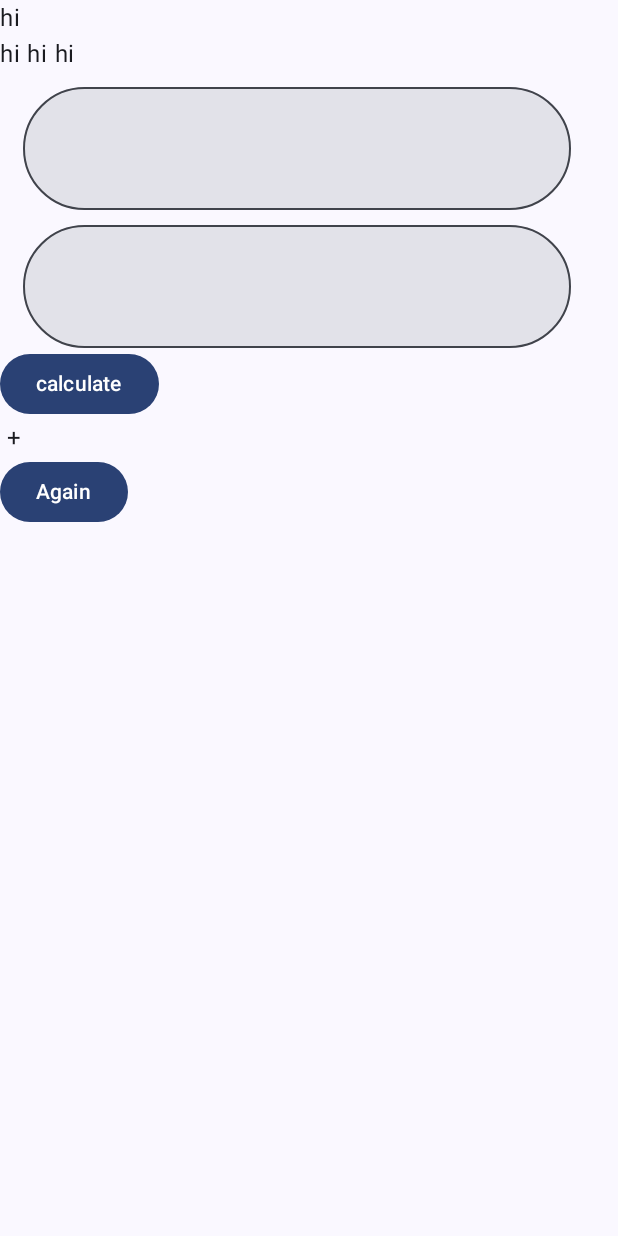
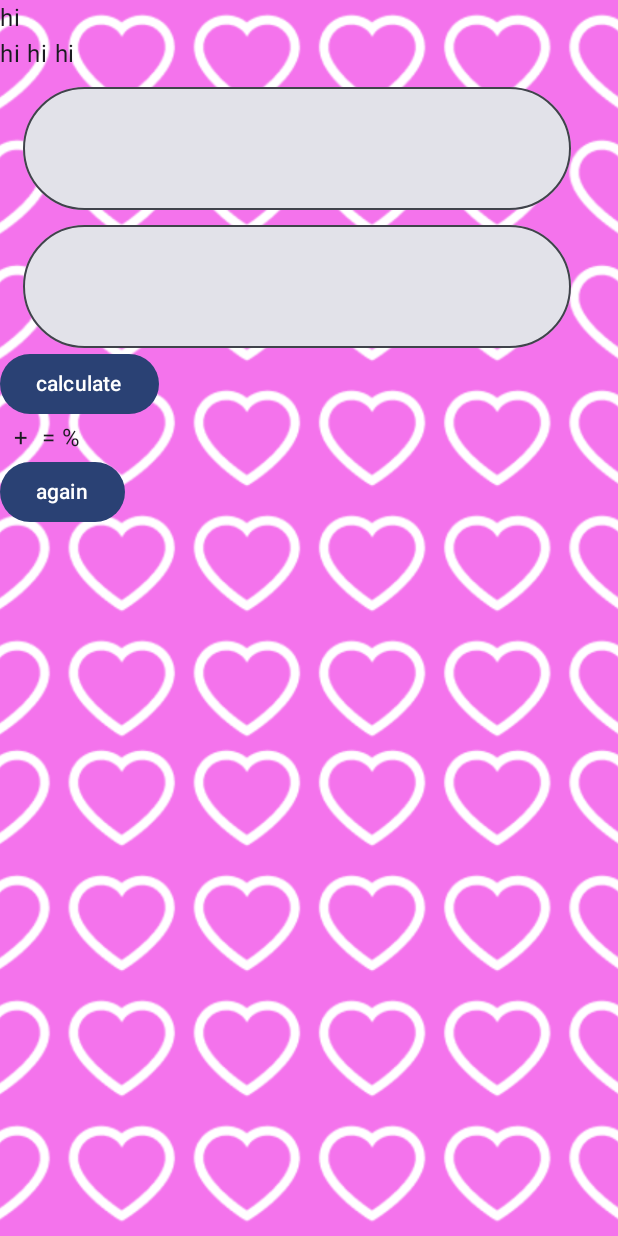
Before and after one commit to raewda/love_compatibility, an Android app built with Jetpack Compose: the screen it shows after launch (MainActivity), on a phone screen of 412 x 824 dp. Run offline under Robolectric (Android 15) with nearby library versions, the phone set to English and light mode, and no system bars.

Commit message:
background image

```diff
--- a/app/src/main/java/com/example/love_compatibility/MainActivity.kt
+++ b/app/src/main/java/com/example/love_compatibility/MainActivity.kt
@@ -4,6 +4,9 @@ import android.os.Bundle
 import androidx.activity.ComponentActivity
 import androidx.activity.compose.setContent
 import androidx.activity.enableEdgeToEdge
+import androidx.compose.foundation.Image
+import androidx.compose.foundation.background
+import androidx.compose.foundation.layout.Box
 import androidx.compose.foundation.layout.Column
 import androidx.compose.foundation.layout.fillMaxSize
 import androidx.compose.foundation.layout.padding
@@ -17,11 +20,16 @@ import androidx.compose.runtime.mutableStateOf
 import androidx.compose.runtime.remember
 import androidx.compose.ui.Modifier
 import androidx.compose.ui.graphics.Color
+import androidx.compose.ui.layout.ContentScale
+import androidx.compose.ui.res.colorResource
+import androidx.compose.ui.res.painterResource
 import androidx.compose.ui.text.TextStyle
 import androidx.compose.ui.unit.dp
 import androidx.compose.ui.unit.sp
 import com.example.love_compatibility.ui.theme.Love_compatibilityTheme
+import com.example.love_compatibility.ui.theme.lighteggplant
 import com.example.love_compatibility.ui.theme.marckscript
+import kotlin.random.Random
 
 class MainActivity : ComponentActivity() {
     override fun onCreate(savedInstanceState: Bundle?) {
@@ -32,9 +40,17 @@ class MainActivity : ComponentActivity() {
             val calculate = remember { mutableStateOf(false) }
             val she = remember { mutableStateOf(" ") }
             val he = remember { mutableStateOf(" ") }
+            val rezult = remember { mutableStateOf("") }
 
             Love_compatibilityTheme {
-                Scaffold(modifier = Modifier.fillMaxSize()) { innerPadding ->
+                Scaffold(
+                    modifier = Modifier
+                        .fillMaxSize()) { innerPadding ->
+                    Box{
+                        Image(painter = painterResource(R.drawable.back_hearts), contentDescription = "background",
+                            modifier = Modifier
+                                .fillMaxSize(),
+                            contentScale = ContentScale.Crop)
                         Column(
                             modifier = Modifier
                                 .padding(innerPadding)
@@ -51,7 +67,7 @@ class MainActivity : ComponentActivity() {
                                 },
                                 modifier = Modifier
                                     .padding(top = 10.dp, start = 15.dp, end = 20.dp),
-                            colors = TextFieldDefaults.colors(cursorColor = Color.Magenta),
+                                colors = TextFieldDefaults.colors(cursorColor = lighteggplant),
                                 enabled = true,
                                 readOnly = false,
                                 placeholder = { Text("her name",
@@ -76,7 +92,7 @@ class MainActivity : ComponentActivity() {
                                 },
                                 modifier = Modifier
                                     .padding(top = 10.dp, start = 15.dp, end = 20.dp),
-                            colors = TextFieldDefaults.colors(cursorColor = Color.Magenta),
+                                colors = TextFieldDefaults.colors(cursorColor = lighteggplant),
                                 enabled = true,
                                 readOnly = false,
                                 placeholder = { Text("his name",
@@ -97,13 +113,14 @@ class MainActivity : ComponentActivity() {
                             Button(
                                 onClick = {
                                     calculate.value = true
+                                    rezult.value = Random.nextInt(0,100).toString()
                                 },
                                 modifier = Modifier
                             ) {
                                 Text(text = "calculate")
                             } //calculate
 
-                        Text(text = she.value + "+" + he.value)
+                            Text(text = she.value + " +" + he.value + " = " + rezult.value + "%")
 
                             //again
                             Button(
@@ -111,13 +128,16 @@ class MainActivity : ComponentActivity() {
                                     calculate.value = false
                                     she.value = " "
                                     he.value = " "
+                                    rezult.value = ""
                                 }
                             ) {
-                            Text(text = "Again")
+                                Text(text = "again")
                             } //again
+                        }
+                    }
+
                 }
             }
         }
     }
 }
-}
--- a/app/src/main/java/com/example/love_compatibility/ui/theme/Color.kt
+++ b/app/src/main/java/com/example/love_compatibility/ui/theme/Color.kt
@@ -9,3 +9,6 @@ val Pink80 = Color(0xFFEFB8C8)
 val Purple40 = Color(0xFF6650a4)
 val PurpleGrey40 = Color(0xFF625b71)
 val Pink40 = Color(0xFF7D5260)
+
+val purplypink = Color(0xFFF473EC)
+val lighteggplant =  Color(0xFF863f82)
```
Also changed, not shown: app/src/main/res/drawable/back_hearts.png (added). Lines whose indentation alone changed are shown as unchanged.
